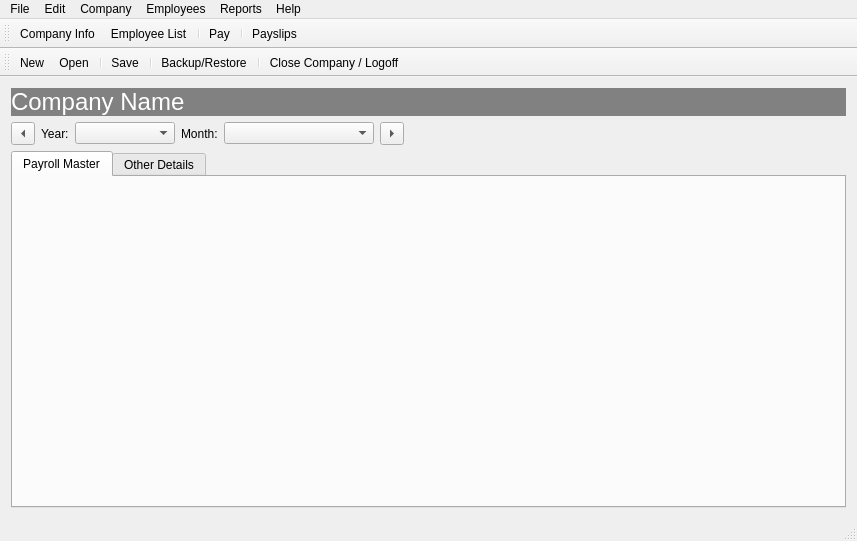
Before: the Qt Designer form payroll/payrollmainwindow.ui in jayjay-w/payroll, drawn with Qt 5.
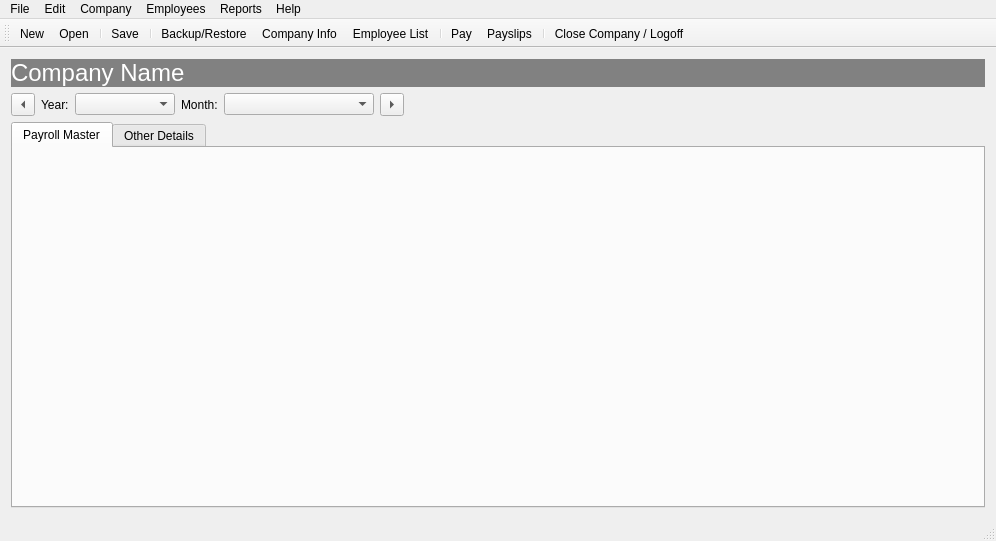
After: the same form once the commit is applied. Icons and pictures are not drawn.

Commit message: Rearrange MainWindow

The edit to the form file:
```diff
--- a/payroll/payrollmainwindow.ui
+++ b/payroll/payrollmainwindow.ui
@@ -6,7 +6,7 @@
    <rect>
     <x>0</x>
     <y>0</y>
-    <width>857</width>
+    <width>996</width>
     <height>541</height>
    </rect>
   </property>
@@ -129,7 +129,7 @@
     <rect>
      <x>0</x>
      <y>0</y>
-     <width>857</width>
+     <width>996</width>
      <height>22</height>
     </rect>
    </property>
@@ -228,36 +228,21 @@
    <attribute name="toolBarBreak">
     <bool>false</bool>
    </attribute>
-   <addaction name="actionCompany_Info"/>
-   <addaction name="actionEmployee_List"/>
-   <addaction name="separator"/>
-   <addaction name="actionPay"/>
-   <addaction name="separator"/>
-   <addaction name="actionPayslips_2"/>
-  </widget>
-  <widget class="QStatusBar" name="statusBar"/>
-  <widget class="QToolBar" name="toolBar">
-   <property name="windowTitle">
-    <string>toolBar</string>
-   </property>
-   <property name="toolButtonStyle">
-    <enum>Qt::ToolButtonTextUnderIcon</enum>
-   </property>
-   <attribute name="toolBarArea">
-    <enum>TopToolBarArea</enum>
-   </attribute>
-   <attribute name="toolBarBreak">
-    <bool>true</bool>
-   </attribute>
    <addaction name="action_New"/>
    <addaction name="action_Open"/>
    <addaction name="separator"/>
    <addaction name="action_Save"/>
    <addaction name="separator"/>
    <addaction name="actionBackup_Restore"/>
+   <addaction name="actionCompany_Info"/>
+   <addaction name="actionEmployee_List"/>
+   <addaction name="separator"/>
+   <addaction name="actionPay"/>
+   <addaction name="actionPayslips_2"/>
    <addaction name="separator"/>
    <addaction name="actionClose_Company_Logoff"/>
   </widget>
+  <widget class="QStatusBar" name="statusBar"/>
   <action name="actionBackup_Restore">
    <property name="icon">
     <iconset resource="res.qrc">
```
Left out of the diff: 4 changed lines with no effect on the pictures.
